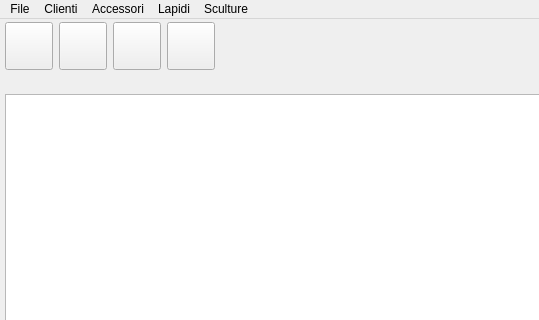
Above: funeraria.ui from LuigiCaradonna/funeraria before the change; both pictures show x 0 to 539 and y 0 to 320 of the 1280 by 800 pixel window. Below: the same form after it.
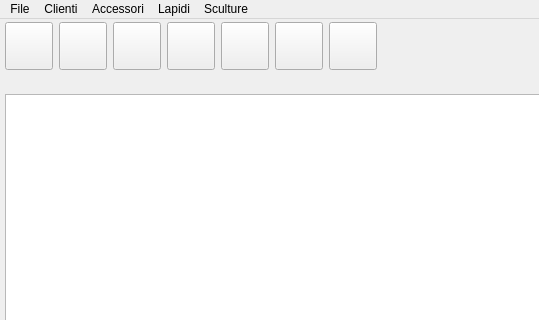
That is the form after the change.

Commit message: Added quick access buttons to the top bar

What changed in the file:
```diff
--- a/funeraria.ui
+++ b/funeraria.ui
@@ -47,7 +47,7 @@
       <item>
        <layout class="QHBoxLayout" name="quickAccessBar">
         <item>
-         <widget class="QPushButton" name="btnReport">
+         <widget class="QPushButton" name="btnQuickReport">
           <property name="minimumSize">
            <size>
             <width>48</width>
@@ -74,7 +74,31 @@
          </widget>
         </item>
         <item>
-         <widget class="QPushButton" name="btnToEngrave">
+         <widget class="QPushButton" name="btnQuickClients">
+          <property name="minimumSize">
+           <size>
+            <width>48</width>
+            <height>48</height>
+           </size>
+          </property>
+          <property name="maximumSize">
+           <size>
+            <width>48</width>
+            <height>48</height>
+           </size>
+          </property>
+          <property name="font">
+           <font>
+            <pointsize>12</pointsize>
+           </font>
+          </property>
+          <property name="text">
+           <string/>
+          </property>
+         </widget>
+        </item>
+        <item>
+         <widget class="QPushButton" name="btnQuickToEngrave">
           <property name="minimumSize">
            <size>
             <width>48</width>
@@ -101,7 +125,7 @@
          </widget>
         </item>
         <item>
-         <widget class="QPushButton" name="btnSculptures">
+         <widget class="QPushButton" name="btnQuickSculptures">
           <property name="minimumSize">
            <size>
             <width>48</width>
@@ -128,7 +152,50 @@
          </widget>
         </item>
         <item>
-         <widget class="QPushButton" name="btnNewTomb">
+         <widget class="QPushButton" name="btnQuickToPay">
+          <property name="minimumSize">
+           <size>
+            <width>48</width>
+            <height>48</height>
+           </size>
+          </property>
+          <property name="maximumSize">
+           <size>
+            <width>48</width>
+            <height>48</height>
+           </size>
+          </property>
+          <property name="text">
+           <string/>
+          </property>
+         </widget>
+        </item>
+        <item>
+         <widget class="QPushButton" name="btnQuickToMount">
+          <property name="minimumSize">
+           <size>
+            <width>48</width>
+            <height>48</height>
+           </size>
+          </property>
+          <property name="maximumSize">
+           <size>
+            <width>48</width>
+            <height>48</height>
+           </size>
+          </property>
+          <property name="font">
+           <font>
+            <pointsize>12</pointsize>
+           </font>
+          </property>
+          <property name="text">
+           <string/>
+          </property>
+         </widget>
+        </item>
+        <item>
+         <widget class="QPushButton" name="btnQuickNewTomb">
           <property name="minimumSize">
            <size>
             <width>48</width>
@@ -210,7 +277,7 @@
      <x>0</x>
      <y>0</y>
      <width>1280</width>
-     <height>21</height>
+     <height>22</height>
     </rect>
    </property>
    <widget class="QMenu" name="menuAccessories">
```
The commit also changes 1 other file.
